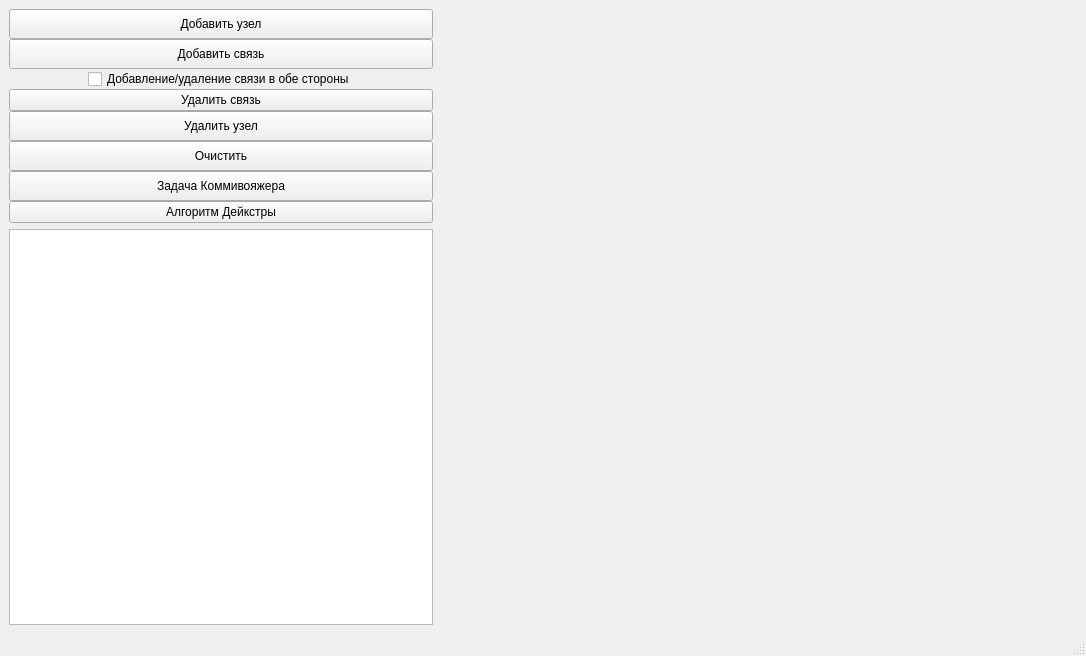
This is mainwindow.ui in geroineee/Graph_QT as Qt 5 draws it before an edit. The edited form follows.
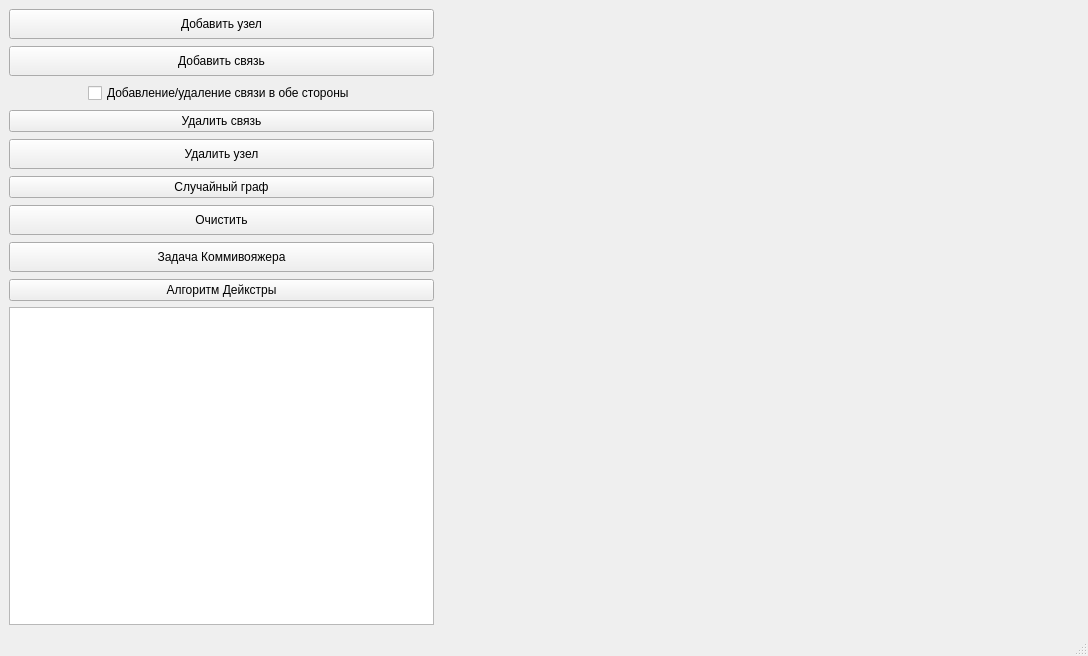
This is the edited form. Custom widgets are drawn as their Qt base class.

```diff
--- a/mainwindow.ui
+++ b/mainwindow.ui
@@ -6,7 +6,7 @@
    <rect>
     <x>0</x>
     <y>0</y>
-    <width>1086</width>
+    <width>1088</width>
     <height>656</height>
    </rect>
   </property>
@@ -27,7 +27,10 @@
        <number>7</number>
       </property>
       <item row="0" column="0">
-       <layout class="QVBoxLayout" name="verticalLayout">
+       <layout class="QVBoxLayout" name="verticalLayout" stretch="0,0,0,0,0,0,0,0,0">
+        <property name="spacing">
+         <number>7</number>
+        </property>
         <item>
          <widget class="QPushButton" name="draw_button">
           <property name="minimumSize">
@@ -111,6 +114,13 @@
           </property>
          </widget>
         </item>
+        <item>
+         <widget class="QPushButton" name="randomize_button">
+          <property name="text">
+           <string>Случайный граф</string>
+          </property>
+         </widget>
+        </item>
         <item>
          <widget class="QPushButton" name="clear_button">
           <property name="minimumSize">
```
Left out of the diff: 8 changed lines with no effect on the pictures.
